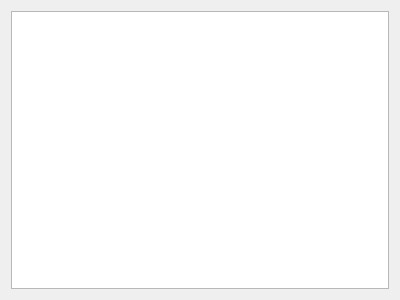
Above: contractapp/Widget/PatternWidget.ui from ppitu/ContractApp before the change. Below: the same form after it.
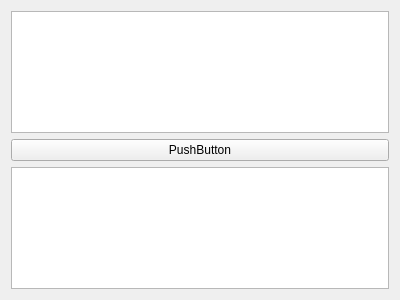
That is the form after the change.

Commit message: Improve Pattern Widget

The edit to the form file:
```diff
--- a/contractapp/Widget/PatternWidget.ui
+++ b/contractapp/Widget/PatternWidget.ui
@@ -17,6 +17,19 @@
    <item>
     <widget class="QTableView" name="grdPattern"/>
    </item>
+   <item>
+    <widget class="QPushButton" name="edit">
+     <property name="text">
+      <string>PushButton</string>
+     </property>
+    </widget>
+   </item>
+   <item>
+    <layout class="QHBoxLayout" name="horizontalLayout"/>
+   </item>
+   <item>
+    <widget class="QPlainTextEdit" name="plainTextEdit"/>
+   </item>
   </layout>
  </widget>
  <resources/>
```
The commit also changes 2 other files.
